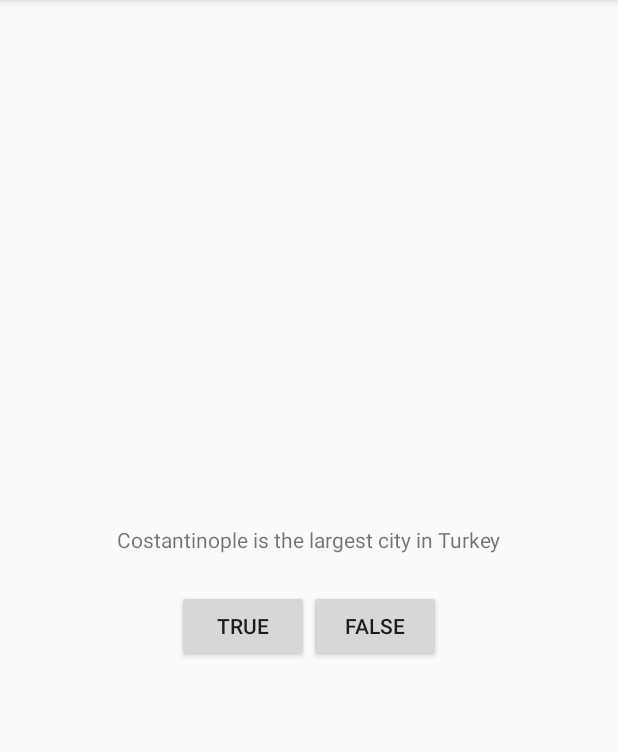
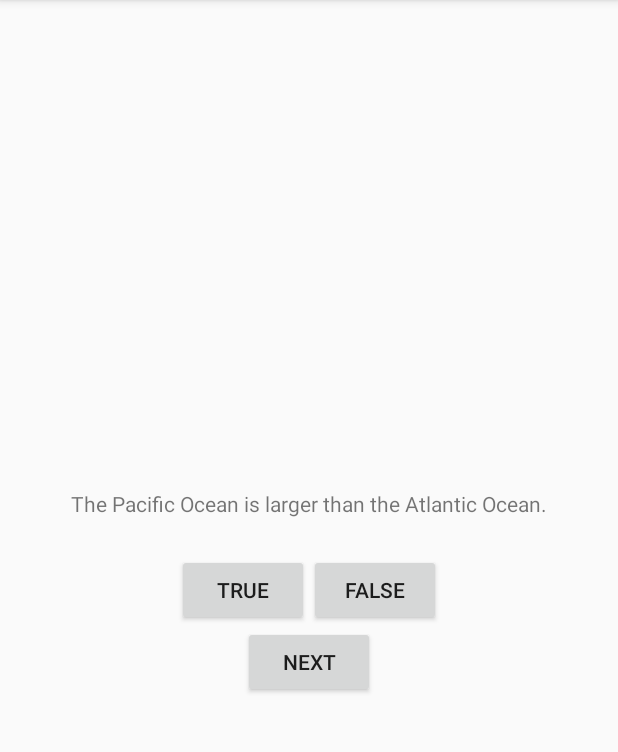
Before and after one commit to LeonardoLerose/GeoQuiz, an Android app: the screen it shows after launch (QuizActivity), after a tap on "TRUE", on a phone screen of 412 x 824 dp, the part 84-836 px from its top. Run offline under Robolectric (Android 15) with nearby library versions, the phone set to English and light mode, and no system bars.

Commit message:
Commit Iniziale

```diff
--- /dev/null
+++ b/app/src/main/java/lerose/leonardo/geoquiz/Question.java
@@ -0,0 +1,31 @@
+package lerose.leonardo.geoquiz;
+
+/**
+ * Created by leonardo on 31/03/17.
+ */
+
+public class Question {
+    private int mTextResId;
+    private boolean mAnswerTrue;
+
+    public Question(int mTextResId, boolean mAnswerTrue) {
+        this.mTextResId = mTextResId;
+        this.mAnswerTrue = mAnswerTrue;
+    }
+
+    public int getTextResId() {
+        return mTextResId;
+    }
+
+    public void setTextResId(int textResId) {
+        mTextResId = textResId;
+    }
+
+    public boolean isAnswerTrue() {
+        return mAnswerTrue;
+    }
+
+    public void setAnswerTrue(boolean answerTrue) {
+        mAnswerTrue = answerTrue;
+    }
+}
--- a/app/src/main/java/lerose/leonardo/geoquiz/QuizActivity.java
+++ b/app/src/main/java/lerose/leonardo/geoquiz/QuizActivity.java
@@ -4,11 +4,35 @@ import android.support.v7.app.AppCompatActivity;
 import android.os.Bundle;
 import android.view.View;
 import android.widget.Button;
+import android.widget.TextView;
 import android.widget.Toast;
 
 public class QuizActivity extends AppCompatActivity {
     private Button mTrueButton;
     private Button mFalseButton;
+    private Button mNextButton;
+    private TextView mQuestionTextView;
+
+    private Question[] mQuestionBank = new Question[]{
+            new Question(R.string.question_oceans, true),
+            new Question(R.string.question_mideast, false),
+            new Question(R.string.question_africa, false),
+            new Question(R.string.question_americas, true),
+            new Question(R.string.question_asia, true),
+    };
+    private int mCurrentIndex;
+
+    private void updateQuestion(){
+        mQuestionTextView.setText(mQuestionBank[mCurrentIndex].getTextResId());
+    }
+
+    private void checkAnswer(boolean userPressedTrue){
+        if(userPressedTrue && mQuestionBank[mCurrentIndex].isAnswerTrue()) Toast.makeText(QuizActivity.this, R.string.correct_toast, Toast.LENGTH_SHORT).show();
+        if(!userPressedTrue && mQuestionBank[mCurrentIndex].isAnswerTrue()) Toast.makeText(QuizActivity.this, R.string.incorrect_toast, Toast.LENGTH_SHORT).show();
+        if(userPressedTrue && !mQuestionBank[mCurrentIndex].isAnswerTrue()) Toast.makeText(QuizActivity.this, R.string.incorrect_toast, Toast.LENGTH_SHORT).show();
+        if(!userPressedTrue && !mQuestionBank[mCurrentIndex].isAnswerTrue()) Toast.makeText(QuizActivity.this, R.string.correct_toast, Toast.LENGTH_SHORT).show();
+
+    }
     @Override
     protected void onCreate(Bundle savedInstanceState) {
         super.onCreate(savedInstanceState);
@@ -16,11 +40,13 @@ public class QuizActivity extends AppCompatActivity {
 
         mTrueButton = (Button) findViewById(R.id.true_button);
         mFalseButton = (Button) findViewById(R.id.false_button);
+        mNextButton = (Button) findViewById(R.id.next_button);
+        mQuestionTextView = (TextView) findViewById(R.id.question_text_view);
 
         mTrueButton.setOnClickListener(new View.OnClickListener() {
             @Override
             public void onClick(View v) {
-                Toast.makeText(QuizActivity.this, R.string.incorrect_toast, Toast.LENGTH_SHORT).show();
+                checkAnswer(true);
 // Does nothing yet, but soon!
             }
         });
@@ -28,9 +54,18 @@ public class QuizActivity extends AppCompatActivity {
         mFalseButton.setOnClickListener(new View.OnClickListener() {
             @Override
             public void onClick(View v) {
-                Toast.makeText(QuizActivity.this, R.string.correct_toast, Toast.LENGTH_SHORT).show();
+                checkAnswer(false);
 // Does nothing yet, but soon!
             }
         });
+        mNextButton.setOnClickListener(new View.OnClickListener(){
+            @Override
+            public void onClick(View v) {
+                mCurrentIndex = (mCurrentIndex+1) % mQuestionBank.length;
+                updateQuestion();
+            }
+        });
+
+        updateQuestion();
     }
 }
--- a/app/src/main/res/layout/activity_quiz.xml
+++ b/app/src/main/res/layout/activity_quiz.xml
@@ -6,10 +6,11 @@
     android:orientation="vertical">
 
     <TextView
+        android:id="@+id/question_text_view"
         android:layout_width="wrap_content"
         android:layout_height="wrap_content"
         android:padding="24dp"
-        android:text="@string/question_text" />
+        />
     <LinearLayout
         android:layout_width="wrap_content"
         android:layout_height="wrap_content"
@@ -25,5 +26,9 @@
             android:layout_height="wrap_content"
             android:text="@string/false_button" />
     </LinearLayout>
-
+    <Button
+        android:id="@+id/next_button"
+        android:layout_width="wrap_content"
+        android:layout_height="wrap_content"
+        android:text="@string/next_button"  />
 </LinearLayout>
--- a/app/src/main/res/values/strings.xml
+++ b/app/src/main/res/values/strings.xml
@@ -1,8 +1,13 @@
 <resources>
     <string name="app_name">GeoQuiz</string>
-    <string name="question_text">Costantinople is the largest city in Turkey</string>
     <string name="true_button">TRUE</string>
+    <string name="next_button">NEXT</string>
     <string name="false_button">FALSE</string>
     <string name="correct_toast">Correct! :)</string>
     <string name="incorrect_toast">Wrong! :(</string>
+    <string name="question_oceans">The Pacific Ocean is larger than the Atlantic Ocean.</string>
+    <string name="question_mideast">The Suez Canal connects the Red Sea and the Indian Ocean.</string>
+    <string name="question_africa">The source of the Nile River is in Egypt.</string>
+    <string name="question_americas">The Amazon River is the longest river in the Americas.</string>
+    <string name="question_asia">Lake Baikal is the world\'s oldest and deepest freshwater lake.</string>
 </resources>
```
